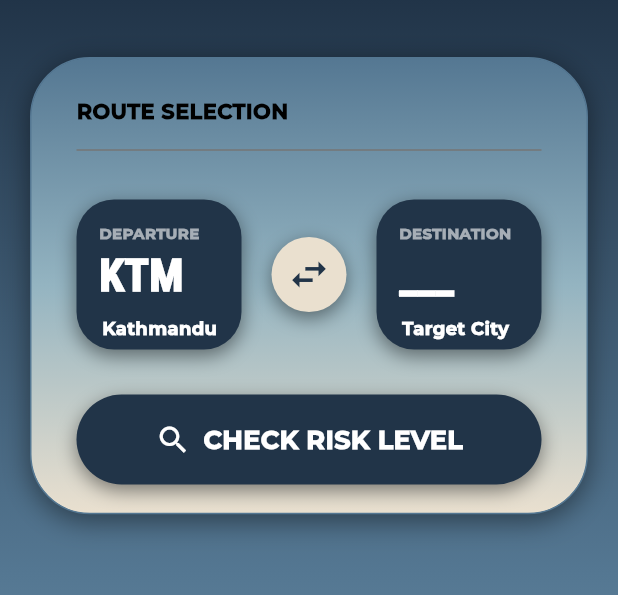
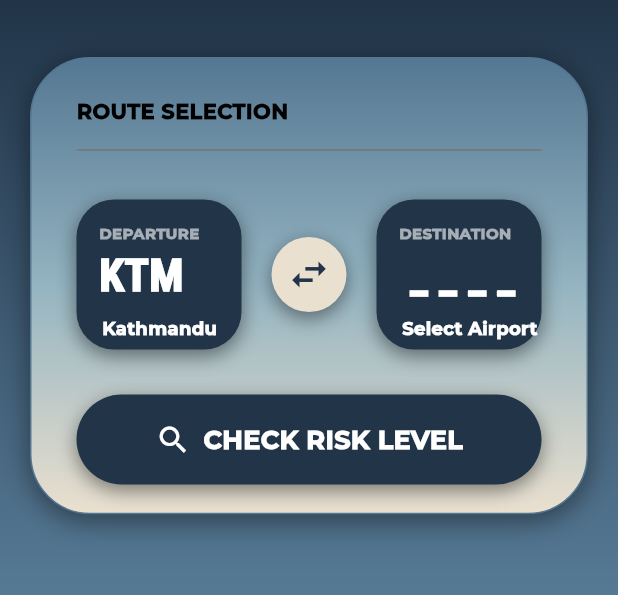
Before and after one commit to Mandipgit/AvioCast, a Flutter app: the screen it shows after launch, on a phone screen of 412 x 824 dp, the part 87-682 px from its top. Run offline on Flutter 3.47's test engine with Material 3 defaults, Android fonts, the light colour scheme and no system bars; our stand-ins replace lottie; network calls fail.

Commit message:
Quick Update

```diff
--- a/aviocast/lib/Views/Dashboard/Dashboard.dart
+++ b/aviocast/lib/Views/Dashboard/Dashboard.dart
@@ -1,5 +1,6 @@
 import 'package:aviocast/Models/airport_models.dart';
 import 'package:aviocast/Views/Dashboard/StationSelectPopup.dart';
+import 'package:aviocast/Views/Dashboard/animationRadar.dart';
 import 'package:flutter/cupertino.dart';
 import 'package:flutter/material.dart';
 
@@ -10,7 +11,8 @@ import 'package:flutter/material.dart';
 // Last:EAE0CF
 bool TransferMode = false;
 bool dest_deptSelected = false;
-bool dest_deptSelected2= false;
+bool dest_deptSelected2 = false;
+bool riskLevelChecked = false;
 
 class Dashboard extends StatefulWidget {
   const Dashboard({super.key, selectedIcao});
@@ -24,20 +26,20 @@ class _DashboardState extends State<Dashboard> {
   Map<String, dynamic>? departureAirport;
   Map<String, dynamic>? destinationAirport;
   String? selectedAirportName;
-  bool cityFilled=false;
+  bool cityFilled = false;
 
   @override
   void initState() {
     super.initState();
-    departureAirport={
-      'iata':'KTM',
-      'icao':'VNKT',
-      'name':'Tribhuvan International Airport',
-      'city':'Kathmandu',
-      "latitude":27.69639,
-      "longitude":85.35889,
-      "has_metar":true,
-      "alternates":["VNBW","VNPR","VNJP"]
+    departureAirport = {
+      'iata': 'KTM',
+      'icao': 'VNKT',
+      'name': 'Tribhuvan International Airport',
+      'city': 'Kathmandu',
+      "latitude": 27.69639,
+      "longitude": 85.35889,
+      "has_metar": true,
+      "alternates": ["VNBW", "VNPR", "VNJP"],
     };
     loadAirports();
   }
@@ -65,7 +67,10 @@ class _DashboardState extends State<Dashboard> {
   }
 
   bool TransferMode = false;
-  Widget departure_Container({required String? dept_selectedIcao, required String?  dept_selectedCity}) {
+  Widget departure_Container({
+    required String? dept_selectedIcao,
+    required String? dept_selectedCity,
+  }) {
     return Padding(
       padding: const EdgeInsets.only(left: 30),
       child: GestureDetector(
@@ -91,7 +96,7 @@ class _DashboardState extends State<Dashboard> {
 
           if (result != null) {
             setState(() {
-              departureAirport=result;
+              departureAirport = result;
             });
           }
         },
@@ -139,7 +144,6 @@ class _DashboardState extends State<Dashboard> {
                       color: Colors.white,
                       fontSize: 30,
                       fontWeight: FontWeight.w900,
-
                     ),
                   ),
                   Padding(
@@ -162,10 +166,11 @@ class _DashboardState extends State<Dashboard> {
       ),
     );
   }
+
   Widget dest_Container({
     required String? dest_selectedIcao,
-    required String? dest_selectedCity
-  }){
+    required String? dest_selectedCity,
+  }) {
     return Padding(
       padding: const EdgeInsets.only(right: 30),
       child: GestureDetector(
@@ -191,15 +196,9 @@ class _DashboardState extends State<Dashboard> {
 
           if (result2 != null) {
             setState(() {
-             destinationAirport=result2;
+              destinationAirport = result2;
             });
           }
-          // else{
-          //   setState(() {
-          //     destinationAirport=result2['KTM'];
-
-          //   });
-          // }
         },
 
         child: AnimatedScale(
@@ -239,7 +238,7 @@ class _DashboardState extends State<Dashboard> {
                     ),
                   ),
                   Text(
-                    destinationAirport?['iata'] ?? "___",
+                    destinationAirport?['iata'] ?? " _ _ _ _",
                     style: TextStyle(
                       fontFamily: 'Roboto Condensed',
                       color: Colors.white,
@@ -250,7 +249,7 @@ class _DashboardState extends State<Dashboard> {
                   Padding(
                     padding: const EdgeInsets.only(left: 2, top: 5),
                     child: Text(
-                      destinationAirport?['city'] ?? "Target City",
+                      destinationAirport?['city'] ?? "Select Airport",
                       style: TextStyle(
                         color: Colors.white,
                         fontFamily: 'Montserrat',
@@ -357,7 +356,10 @@ class _DashboardState extends State<Dashboard> {
                         child: Row(
                           mainAxisAlignment: MainAxisAlignment.spaceBetween,
                           children: [
-                            departure_Container(dept_selectedIcao: departureAirport?['iata'], dept_selectedCity:departureAirport?['city']),
+                            departure_Container(
+                              dept_selectedIcao: departureAirport?['iata'],
+                              dept_selectedCity: departureAirport?['city'],
+                            ),
                             GestureDetector(
                               onTapDown: (_) =>
                                   setState(() => TransferMode = true),
@@ -367,9 +369,9 @@ class _DashboardState extends State<Dashboard> {
                                   setState(() => TransferMode = false),
                               onTap: () {
                                 setState(() {
-                                  final temp=destinationAirport;
-                                  destinationAirport=departureAirport;
-                                  departureAirport=temp;
+                                  final temp = destinationAirport;
+                                  destinationAirport = departureAirport;
+                                  departureAirport = temp;
                                 });
                               },
                               child: AnimatedOpacity(
@@ -403,11 +405,31 @@ class _DashboardState extends State<Dashboard> {
                                 ),
                               ),
                             ),
-                            dest_Container(dest_selectedIcao: destinationAirport?['iata'], dest_selectedCity: destinationAirport?['city'])
+                            dest_Container(
+                              dest_selectedIcao: destinationAirport?['iata'],
+                              dest_selectedCity: destinationAirport?['city'],
+                            ),
                           ],
                         ),
                       ),
-                      Padding(
+                      GestureDetector(
+                        onTapUp: (_) => setState(() {
+                          riskLevelChecked = false;
+                        }),
+                        onTapDown: (_) => setState(() {
+                          riskLevelChecked = true;
+                        }),
+                        onTapCancel: () => setState(() {
+                          riskLevelChecked = false;
+                        }),
+                        onTap: () => setState(() {
+                          Navigator.push(context, MaterialPageRoute(builder:(context)=>Animationradar()));
+                        }),
+                        child: AnimatedScale(
+                          scale: riskLevelChecked ? 0.85 : 1,
+                          duration: const Duration(milliseconds: 150),
+                          curve: Curves.easeOut,
+                          child: Padding(
                             padding: const EdgeInsets.only(
                               left: 30,
                               right: 30,
@@ -451,6 +473,8 @@ class _DashboardState extends State<Dashboard> {
                               ),
                             ),
                           ),
+                        ),
+                      ),
                     ],
                   ),
                 ),
```
Also changed, not shown: aviocast/assets/lottie/Radar.json (added, +1 -0 lines), aviocast/lib/Views/Dashboard/animationRadar.dart (added, +26 -0 lines), aviocast/pubspec.yaml (+10 -74 lines), aviocast/pubspec.lock, 1 other file. Lines whose indentation alone changed are shown as unchanged.
